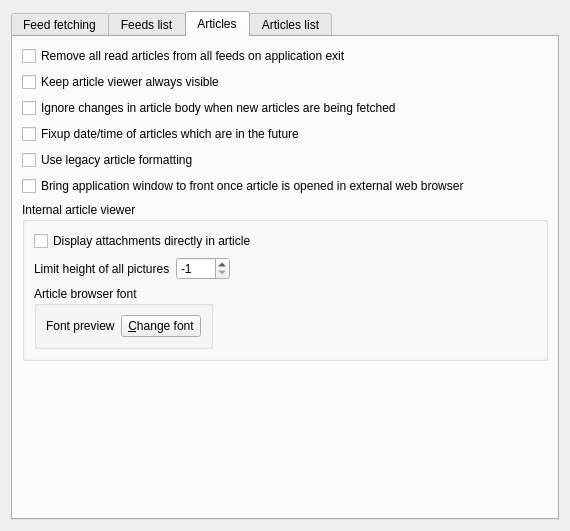
This is src/librssguard/gui/settings/settingsfeedsmessages.ui in martinrotter/rssguard as Qt 5 draws it before an edit. The edited form follows.
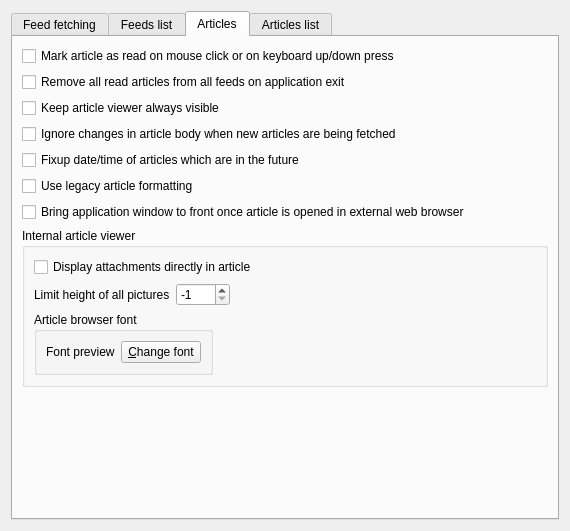
This is the edited form. The open tabs and pages were chosen to show the change. Custom widgets are drawn as their Qt base class.

Commit message:
Prevent message to be marked read when it's selected
This feature prevents messages from being marked as read automatically when they are selected or clicked on, giving users the ability to control when messages are marked as read within the system.

Diff of the .ui file:
```diff
--- a/src/librssguard/gui/settings/settingsfeedsmessages.ui
+++ b/src/librssguard/gui/settings/settingsfeedsmessages.ui
@@ -281,34 +281,41 @@
       </attribute>
       <layout class="QFormLayout" name="formLayout">
        <item row="0" column="0" colspan="2">
+        <widget class="QCheckBox" name="m_checkMarkMessageReadOnSelectionChange">
+         <property name="text">
+          <string>Mark article as read on mouse click or on keyboard up/down press</string>
+         </property>
+        </widget>
+       </item>
+       <item row="1" column="0">
         <widget class="QCheckBox" name="m_checkRemoveReadMessagesOnExit">
          <property name="text">
           <string>Remove all read articles from all feeds on application exit</string>
          </property>
         </widget>
        </item>
-       <item row="2" column="0" colspan="2">
+       <item row="3" column="0" colspan="2">
         <widget class="QCheckBox" name="m_cmbIgnoreContentsChanges">
          <property name="text">
           <string>Ignore changes in article body when new articles are being fetched</string>
          </property>
         </widget>
        </item>
-       <item row="3" column="0" colspan="2">
+       <item row="4" column="0" colspan="2">
         <widget class="QCheckBox" name="m_cbFixupArticleDatetime">
          <property name="text">
           <string>Fixup date/time of articles which are in the future</string>
          </property>
         </widget>
        </item>
-       <item row="5" column="0">
+       <item row="6" column="0">
         <widget class="QCheckBox" name="m_checkBringToForegroundAfterMsgOpened">
          <property name="text">
           <string>Bring application window to front once article is opened in external web browser</string>
          </property>
         </widget>
        </item>
-       <item row="6" column="0" colspan="2">
+       <item row="7" column="0" colspan="2">
         <widget class="QGroupBox" name="groupBox">
          <property name="title">
           <string>Internal article viewer</string>
@@ -407,14 +414,14 @@
          </layout>
         </widget>
        </item>
-       <item row="1" column="0" colspan="2">
+       <item row="2" column="0" colspan="2">
         <widget class="QCheckBox" name="m_cbArticleViewerAlwaysVisible">
          <property name="text">
           <string>Keep article viewer always visible</string>
          </property>
         </widget>
        </item>
-       <item row="4" column="0" colspan="2">
+       <item row="5" column="0" colspan="2">
         <widget class="QCheckBox" name="m_cbLegacyArticleFormatting">
          <property name="text">
           <string>Use legacy article formatting</string>
```
Left out of the diff: 3 changed lines with no effect on the pictures. The commit also changes 4 other files.
